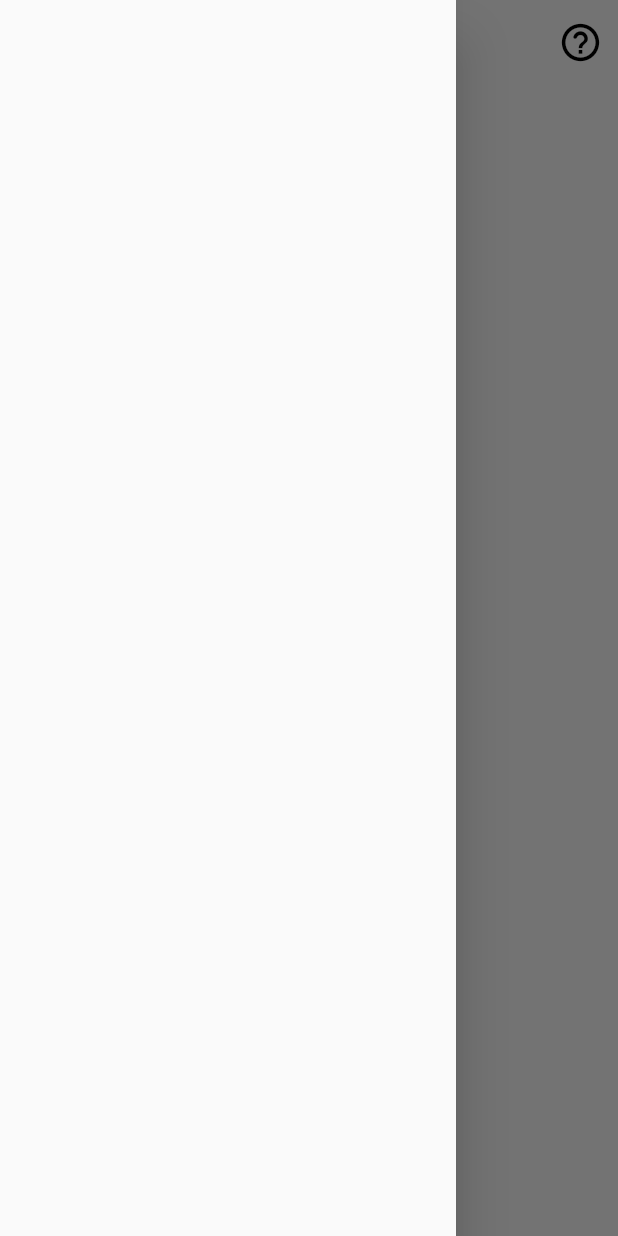
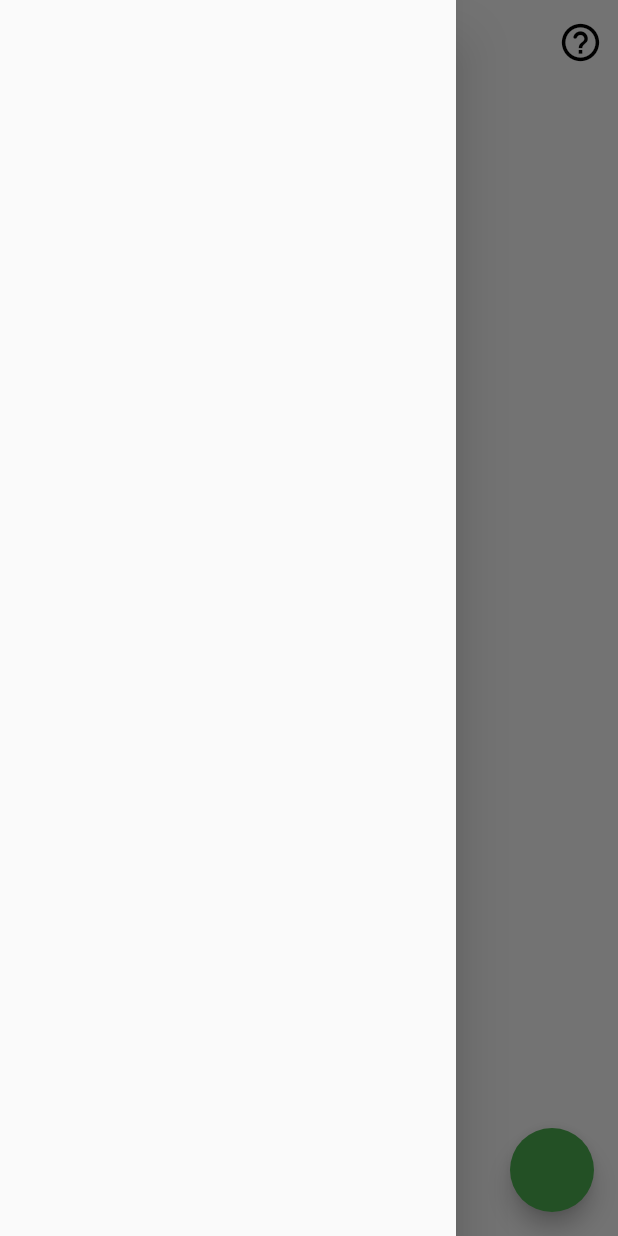
Before and after one commit to Aldairtunq/todo_app, a Flutter app: the screen it shows after launch, with the side drawer open, on a phone screen of 412 x 824 dp. Run offline on Flutter 3.47's test engine with Material 2 defaults, Android fonts, the phone set to English and light mode, and no system bars; our stand-ins replace sqflite; missing offline and left inert: dart:ffi; accounts and stored records are empty.

Commit message:
commit home_screem

```diff
--- a/lib/db_handler.dart
+++ b/lib/db_handler.dart
@@ -1,4 +1,3 @@
-import 'dart:html';
 import 'package:path_provider/path_provider.dart';
 import 'package:sqflite/sqflite.dart';
 import 'dart:io' as io;
--- a/lib/home_screen.dart
+++ b/lib/home_screen.dart
@@ -1,4 +1,5 @@
 import 'package:flutter/material.dart';
+import 'package:todo_app/add_update_screen.dart';
 import 'package:todo_app/db_handler.dart';
 import 'package:todo_app/model.dart';
 
@@ -49,17 +50,46 @@ class _HomeScreenState extends State<HomeScreen> {
           ),
         ],
       ),
-      body: Column(children: [
+      body: Column(
+        children: [
           Expanded(
               child: FutureBuilder(
             future: dataList,
             builder: (context, AsyncSnapshot<List<TodoModel>> snapshot) {
               if (!snapshot.hasData || snapshot.data == null) {
-              return Center();
+                return Center(
+                  child: CircularProgressIndicator(),
+                );
+              } else if (snapshot.data!.length == 0) {
+                return Center(
+                  child: Text(
+                    " No Tasks Found",
+                    style: TextStyle(
+                      fontSize: 25,
+                      fontWeight: FontWeight.bold,
+                      color: Colors.white,
+                    ),
+                  ),
+                );
+              } else {
+                return Container();
+                //return ListView.builder(
+                // shrinkWrap: true,
+                // itemCount: snapshot,
+                // );
               }
             },
           ))
-      ]),
+        ],
+      ),
+      floatingActionButton: FloatingActionButton(
+        backgroundColor: Colors.green,
+        //19:43
+        onPressed: () {
+          Navigator.push(context,
+              MaterialPageRoute(builder: ((context) => AddUpdateTask())));
+        },
+      ),
     );
   }
 }
```
Also changed, not shown: lib/add_update_screen.dart (added, +33 -0 lines). Lines whose indentation alone changed are shown as unchanged.
